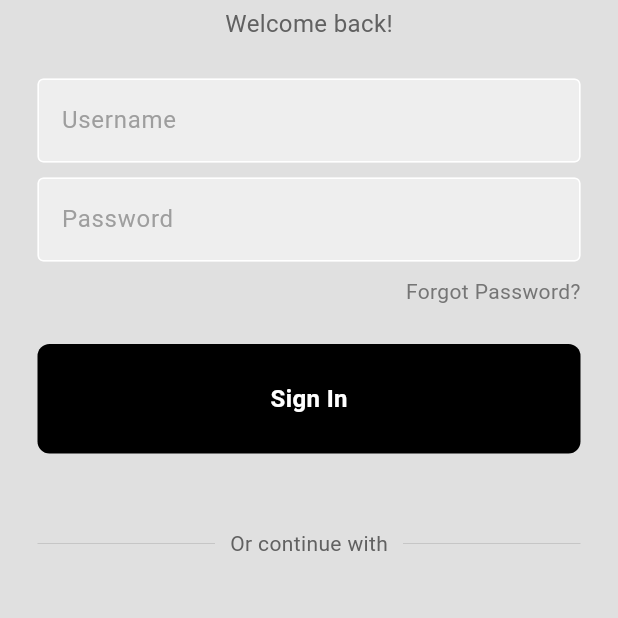
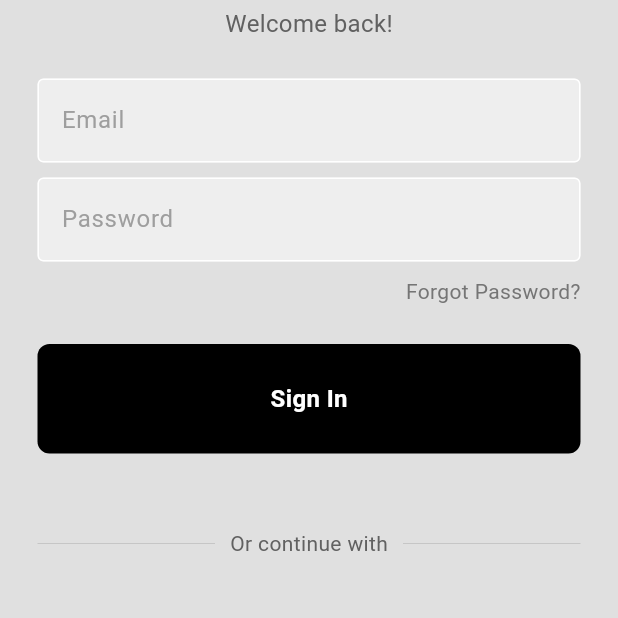
Before and after one commit to ChathuraWijekoon/demo_application, a Flutter app: the screen it shows after launch, on a phone screen of 412 x 824 dp, the part 334-952 px from its top. Run offline on Flutter 3.47's test engine with Material 3 defaults, Android fonts, the phone set to English and light mode, and no system bars; our stand-ins replace firebase_auth, firebase_core; accounts and stored records are empty.

Commit message:
login integration completed

```diff
--- a/lib/main.dart
+++ b/lib/main.dart
@@ -1,5 +1,5 @@
+import 'package:demo_application/pages/auth_page.dart';
 import 'package:flutter/material.dart';
-import 'pages/login_page.dart';
 
 import 'package:firebase_core/firebase_core.dart';
 import 'firebase_options.dart';
@@ -15,6 +15,6 @@ class MyApp extends StatelessWidget {
 
   @override
   Widget build(BuildContext context) {
-    return MaterialApp(debugShowCheckedModeBanner: false, home: LoginPage());
+    return MaterialApp(debugShowCheckedModeBanner: false, home: AuthPage());
   }
 }
--- /dev/null
+++ b/lib/pages/auth_page.dart
@@ -0,0 +1,27 @@
+import 'package:demo_application/pages/home_page.dart';
+import 'package:demo_application/pages/login_page.dart';
+import 'package:firebase_auth/firebase_auth.dart';
+import 'package:flutter/material.dart';
+
+class AuthPage extends StatelessWidget {
+  const AuthPage({super.key});
+
+  @override
+  Widget build(BuildContext context) {
+    return Scaffold(
+      body: StreamBuilder<User?>(
+        stream: FirebaseAuth.instance.authStateChanges(),
+        builder: (context, snapshot) {
+          // user is logged in
+          if (snapshot.hasData) {
+            return HomePage();
+
+            // user not logged in
+          } else {
+            return LoginPage();
+          }
+        },
+      ),
+    );
+  }
+}
--- a/lib/pages/login_page.dart
+++ b/lib/pages/login_page.dart
@@ -1,5 +1,6 @@
 import 'package:demo_application/components/button.dart';
 import 'package:demo_application/components/squretile.dart';
+import 'package:firebase_auth/firebase_auth.dart';
 import 'package:flutter/material.dart';
 import 'package:demo_application/components/textfield.dart';
 
@@ -7,11 +8,16 @@ class LoginPage extends StatefulWidget {
   LoginPage({super.key});
 
   // text editing controllers
-  final usernameController = TextEditingController();
+  final emailController = TextEditingController();
   final passwordController = TextEditingController();
 
   // sign user in method
-  void signUserIn() {}
+  void signUserIn() async {
+    await FirebaseAuth.instance.signInWithEmailAndPassword(
+      email: emailController.text,
+      password: passwordController.text,
+    );
+  }
 
   @override
   State<LoginPage> createState() => _LoginPageState();
@@ -42,10 +48,10 @@ class _LoginPageState extends State<LoginPage> {
 
               const SizedBox(height: 25),
 
-              // username textfield
+              // email textfield
               Textfield(
-                controller: widget.usernameController,
-                hintText: 'Username',
+                controller: widget.emailController,
+                hintText: 'Email',
                 obscureText: false,
               ),
 
--- a/pubspec.yaml
+++ b/pubspec.yaml
@@ -35,6 +35,7 @@ dependencies:
   # Use with the CupertinoIcons class for iOS style icons.
   cupertino_icons: ^1.0.8
   firebase_core: ^4.6.0
+  firebase_auth: ^6.3.0
 
 dev_dependencies:
   flutter_test:
```
Also changed, not shown: lib/pages/home_page.dart (added, +10 -0 lines), pubspec.lock, 3 other files.
